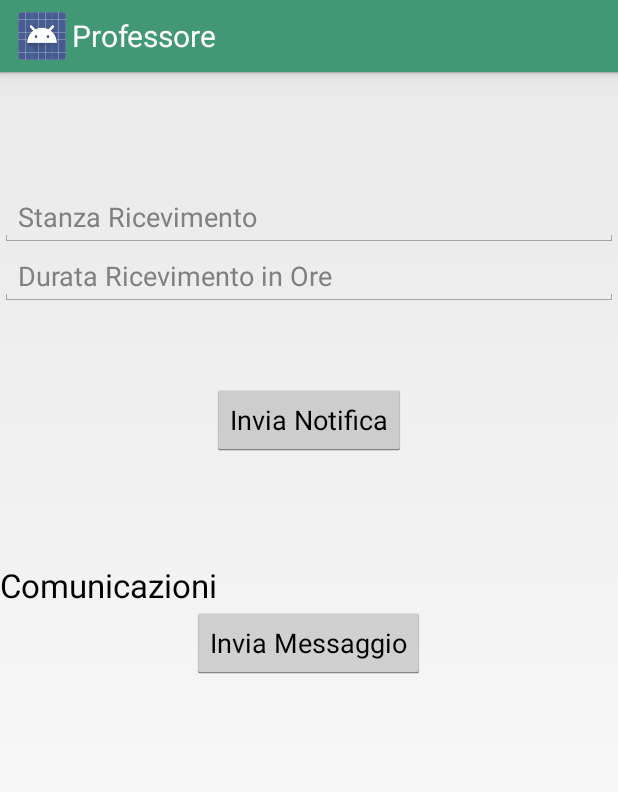
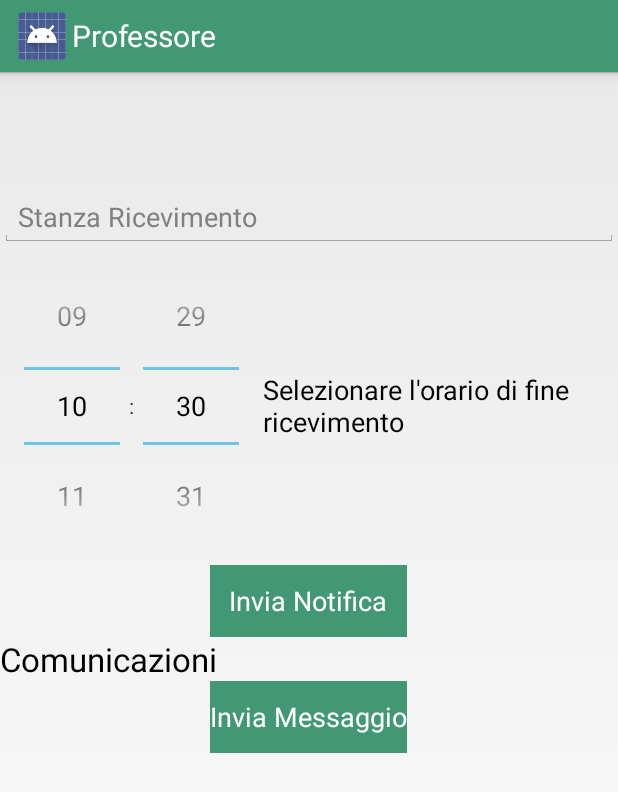
Before and after one commit to lightsaber91/FoundMeProf, an Android app: the CoursesActivity screen opened directly, with no data from a screen before it, after a tap on "Invia Notifica", on a phone screen of 412 x 824 dp. Shown: the top 792 px of the screen. Run offline under Robolectric (Android 15) with nearby library versions, the phone set to English and light mode, and no system bars; plain views replace 1991, 91; 3 statements that could not run were skipped.

Commit message:
improved msgs

```diff
--- a/app/build.gradle
+++ b/app/build.gradle
@@ -42,5 +42,5 @@ android {
 dependencies {
     compile fileTree(dir: 'libs', include: ['*.jar'])
     compile 'com.android.support:support-v4:20.0.0'
-    compile "com.google.android.gms:play-services:5.0.77"
+    compile "com.google.android.gms:play-services:5.2.08"
 }
--- a/app/src/main/java/foundme/uniroma2/it/professore/CoursesActivity.java
+++ b/app/src/main/java/foundme/uniroma2/it/professore/CoursesActivity.java
@@ -11,44 +11,48 @@
 *
 * Foundme Professore is distributed in the hope that it will be useful,
 * but WITHOUT ANY WARRANTY; without even the implied warranty of
- * MERCHANTABILITY or FITNESS FOR A PARTICULAR PURPOSE.  See the
+* MERCHANTABILITY or FITNESS FOR A PARTICULAR PURPOSE. See the
 * GNU General Public License for more details.
 *
 * You should have received a copy of the GNU General Public License
- * along with Foundme Professore.  If not, see <http://www.gnu.org/licenses/>.
+* along with Foundme Professore. If not, see <http://www.gnu.org/licenses/>.
 */
-
 package foundme.uniroma2.it.professore;
-
 import android.app.Activity;
 import android.content.Intent;
 import android.os.Bundle;
+import android.util.Log;
 import android.view.View;
 import android.widget.Button;
 import android.widget.EditText;
+import android.widget.NumberPicker;
 import android.widget.TextView;
+import android.widget.TimePicker;
 
+import java.util.Calendar;
 import java.util.concurrent.ExecutionException;
 
+
 public class CoursesActivity extends Activity {
-
     private Button btSendNotify;
     private TextView tvCourseName;
     private EditText etRoom;
-    private EditText etTime;
     private Button btSendMsg;
     private String cid;
     private String pid;
-    private String hours;
+    private String minutes;
     private String room;
+    private TimePicker tpTime;
+    private int hour;
+    private int minut;
 
     @Override
     protected void onCreate(Bundle savedInstanceState) {
         super.onCreate(savedInstanceState);
-
         setContentView(R.layout.activity_courses);
 
         Bundle passed = getIntent().getExtras();
+
         cid = passed.getString(Variables_it.COURSE);
         pid = passed.getString(Variables_it.NAME);
         room = passed.getString(Variables_it.ROOM);
@@ -57,19 +61,36 @@ public class CoursesActivity extends Activity {
         btSendMsg = (Button) findViewById(R.id.btnSendMsg);
         tvCourseName = (TextView) findViewById(R.id.tvCourseName);
         etRoom = (EditText) findViewById(R.id.etRoom);
-        etTime = (EditText) findViewById(R.id.etTime);
+        tpTime = (TimePicker) findViewById(R.id.timePicker);
 
         tvCourseName.setText(cid);
         etRoom.setText(room, TextView.BufferType.EDITABLE);
+
+        tpTime.setCurrentHour(Calendar.getInstance().get(Calendar.HOUR_OF_DAY));
+        tpTime.setCurrentMinute(Calendar.getInstance().get(Calendar.MINUTE));
+        tpTime.setIs24HourView(true);
+
+        tpTime.setOnTimeChangedListener(new TimePicker.OnTimeChangedListener() {
+
+            @Override
+            public void onTimeChanged(TimePicker view, int hourOfDay, int minute) {
+                hour = tpTime.getCurrentHour();
+                minut = tpTime.getCurrentMinute();
+            }
+        });
 
         btSendNotify.setOnClickListener(new View.OnClickListener() {
             @Override
             public void onClick(View arg0) {
                 room = etRoom.getText().toString();
-                hours = etTime.getText().toString();
-                if (checkData(room, hours)) {
+
+                Log.e("Minuti", Integer.toString(minut));
+                Log.e("Ore", Integer.toString(hour));
+                minutes = Integer.toString(0);
+
+                if (checkData(room, minutes)) {
                     try {
-                        manageCourse(cid, pid, room, hours);
+                        manageCourse(cid, pid, room, minutes);
                     } catch (ExecutionException e) {
                         e.printStackTrace();
                     } catch (InterruptedException e) {
@@ -88,14 +109,11 @@ public class CoursesActivity extends Activity {
             }
         });
     }
-
     private void manageCourse(String cid, String pid, String room, String hours) throws ExecutionException, InterruptedException {
         new Connection(this, true, Variables_it.LOGGING_IN, Variables_it.SEND_NOTIF_OK, "")
                 .execute(Variables_it.NOTIFY, Variables_it.COURSE, cid, Variables_it.NAME, pid, Variables_it.ROOM, room, Variables_it.TIME, hours, Variables_it.FLAG, "0");
     }
-
-    boolean checkData(String room, String hours) {
-        return !(room == null || hours == null || hours.isEmpty() || room.isEmpty());
+    boolean checkData(String room, String min) {
+        return !(room == null || min == null || min.isEmpty() || room.isEmpty());
     }
-
 }
--- a/app/src/main/java/foundme/uniroma2/it/professore/Variables_it.java
+++ b/app/src/main/java/foundme/uniroma2/it/professore/Variables_it.java
@@ -71,7 +71,7 @@ public class Variables_it {
     public static final String NAME_2 = "Nome2";
     public static final String NAME_3 = "Nome3";
     public static final String ROOM = "Aula";
-    public static final String TIME = "Ore";
+    public static final String TIME = "Minuti";
     public static final String FLAG = "Flag";
     public static final String CFU = "Cfu";
     public static final String MSG = "Messaggio";
--- a/app/src/main/res/layout/activity_courses.xml
+++ b/app/src/main/res/layout/activity_courses.xml
@@ -23,15 +23,6 @@
 <RelativeLayout xmlns:android="http://schemas.android.com/apk/res/android"
     android:layout_width="match_parent" android:layout_height="match_parent">
 
-    <Button
-        android:layout_width="wrap_content"
-        android:layout_height="wrap_content"
-        android:text="@string/send_notification"
-        android:id="@+id/btnSendNotify"
-        android:layout_below="@+id/etTime"
-        android:layout_centerHorizontal="true"
-        android:layout_marginTop="52dp" />
-
     <TextView
         android:layout_width="match_parent"
         android:layout_height="wrap_content"
@@ -52,18 +43,15 @@
         android:layout_alignParentStart="true"
         android:layout_below="@+id/tvCourseName" />
 
-    <EditText
+    <Button
         android:layout_width="wrap_content"
         android:layout_height="wrap_content"
-        android:inputType="time"
-        android:ems="10"
-        android:id="@+id/etTime"
-        android:hint="@string/duration"
-        android:layout_below="@+id/etRoom"
-        android:layout_alignParentLeft="true"
-        android:layout_alignParentStart="true"
-        android:layout_alignParentRight="true"
-        android:layout_alignParentEnd="true" />
+        android:text="@string/send_message"
+        android:id="@+id/btnSendMsg"
+        android:background="#ff429874"
+        android:textColor="@android:color/white"
+        android:layout_below="@+id/tvComunications"
+        android:layout_centerHorizontal="true" />
 
     <TextView
         android:layout_width="match_parent"
@@ -71,17 +59,46 @@
         android:textAppearance="?android:attr/textAppearanceLarge"
         android:text="@string/service_comunication"
         android:id="@+id/tvComunications"
-        android:layout_marginTop="71dp"
         android:layout_below="@+id/btnSendNotify"
-        android:layout_alignParentLeft="true"
         android:layout_alignParentStart="true" />
+
+    <LinearLayout
+        android:orientation="horizontal"
+        android:layout_width="fill_parent"
+        android:layout_height="wrap_content"
+        android:id="@+id/linearLayout"
+        android:layout_below="@+id/etRoom"
+        android:layout_alignParentStart="true">
+
+        <TimePicker
+            android:layout_width="wrap_content"
+            android:layout_height="wrap_content"
+            android:id="@+id/timePicker"
+            android:layout_alignTop="@+id/btnSendNotify"
+            android:layout_alignStart="@+id/btnSendMsg"
+            android:theme="@style/AppTheme" />
+
+        <TextView
+            android:layout_width="wrap_content"
+            android:layout_height="wrap_content"
+            android:textAppearance="?android:attr/textAppearanceMedium"
+            android:text="@string/duration"
+            android:id="@+id/textView"
+            android:layout_gravity="center_vertical" />
+
+    </LinearLayout>
 
     <Button
         android:layout_width="wrap_content"
         android:layout_height="wrap_content"
-        android:text="@string/send_message"
-        android:id="@+id/btnSendMsg"
-        android:layout_below="@+id/tvComunications"
-        android:layout_centerHorizontal="true" />
+        android:text="@string/send_notification"
+        android:id="@+id/btnSendNotify"
+        android:background="#ff429874"
+        android:textColor="@android:color/white"
+        android:layout_gravity="center_vertical"
+        android:layout_toEndOf="@+id/btnSendMsg"
+        android:layout_below="@+id/linearLayout"
+        android:layout_alignStart="@+id/btnSendMsg"
+        android:layout_alignEnd="@+id/btnSendMsg" />
 
 </RelativeLayout>
--- a/app/src/main/res/values/arrays.xml
+++ b/app/src/main/res/values/arrays.xml
@@ -29,4 +29,10 @@
         <item>Alta</item>
         <item>Bassa</item>
     </string-array>
+    <string-array name="Minutes">
+        <item>30</item>
+        <item>60</item>
+        <item>90</item>
+        <item>120</item>
+    </string-array>
 </resources>
--- a/app/src/main/res/values/strings.xml
+++ b/app/src/main/res/values/strings.xml
@@ -67,7 +67,7 @@
     <string name="service_comunication">Comunicazioni</string>
     <string name="send_notification">Invia Notifica</string>
     <string name="send_message">Invia Messaggio</string>
-    <string name="duration">Durata Ricevimento in Ore</string>
+    <string name="duration">Selezionare l\'orario di fine ricevimento</string>
     <string name="room">Stanza Ricevimento</string>
     <string name="str_action1">edit</string>
     <string name="str_action2">delete</string>
@@ -76,6 +76,9 @@
     <string name="scrivi">Inserisci il testo del messaggio</string>
     <string name="titolo">Titolo del messaggio</string>
     <string name="priority">Priorità del messaggio:</string>
+    <string name="speek">Parla</string>
+    <string name="speech_prompt">Parla&#8230;</string>
+    <string name="speech_not_supported">Spiecente il tuo dispositivo non supporta questa funzionalità</string>
 
     <!-- Resources -->
     <string name="pref_title_sync_frequency"></string>
```
Also changed, not shown: app/src/main/java/foundme/uniroma2/it/professore/SendMessageActivity.java (+59 -6 lines), app/src/main/res/layout/activity_send_message.xml (+16 -7 lines), 4 other files. Lines whose indentation alone changed are shown as unchanged.
